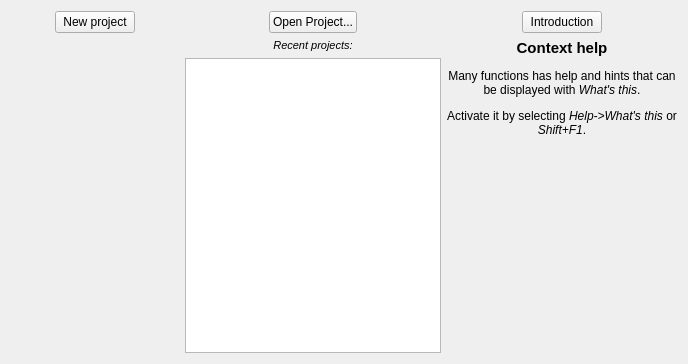
Qt form plan/libs/ui/welcome/WelcomeView.ui (KDE/calligra) before a commit.
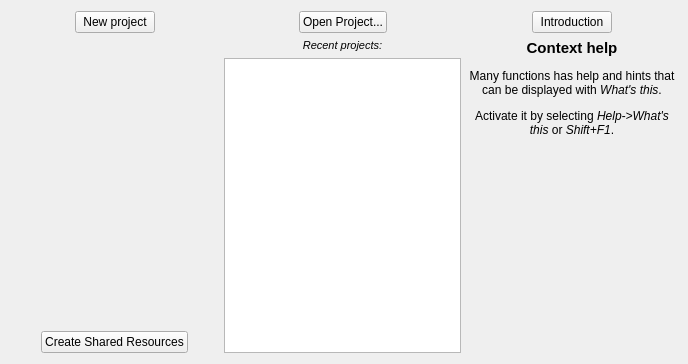
The same form after that commit. Icons and pictures are not drawn.

Commit message:
Plan: Add support for coordinating resource usage between projects
Projects reciding in a common directory can share resources
to avoid resource overbooking.
Feature

Diff of the .ui file:
```diff
--- a/plan/libs/ui/welcome/WelcomeView.ui
+++ b/plan/libs/ui/welcome/WelcomeView.ui
@@ -10,7 +10,7 @@
     <height>364</height>
    </rect>
   </property>
-  <layout class="QHBoxLayout" name="horizontalLayout_4">
+  <layout class="QHBoxLayout" name="horizontalLayout_5">
    <item>
     <layout class="QVBoxLayout" name="verticalLayout_3">
      <item>
@@ -70,6 +70,47 @@
        </property>
       </spacer>
      </item>
+     <item>
+      <layout class="QHBoxLayout" name="horizontalLayout_4">
+       <item>
+        <spacer name="horizontalSpacer_8">
+         <property name="orientation">
+          <enum>Qt::Horizontal</enum>
+         </property>
+         <property name="sizeHint" stdset="0">
+          <size>
+           <width>40</width>
+           <height>20</height>
+          </size>
+         </property>
+        </spacer>
+       </item>
+       <item>
+        <widget class="QPushButton" name="createResourceFileBtn">
+         <property name="text">
+          <string>Create Shared Resources</string>
+         </property>
+         <property name="icon">
+          <iconset theme="user-group-new">
+           <normaloff>.</normaloff>.</iconset>
+         </property>
+        </widget>
+       </item>
+       <item>
+        <spacer name="horizontalSpacer_7">
+         <property name="orientation">
+          <enum>Qt::Horizontal</enum>
+         </property>
+         <property name="sizeHint" stdset="0">
+          <size>
+           <width>40</width>
+           <height>20</height>
+          </size>
+         </property>
+        </spacer>
+       </item>
+      </layout>
+     </item>
     </layout>
    </item>
    <item>
```
The commit also changes 26 other files.
